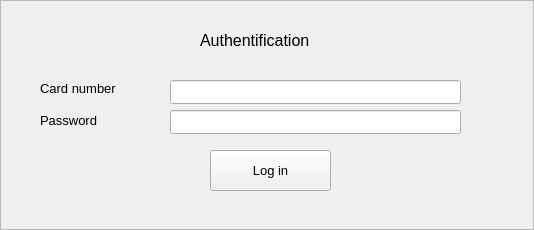
This is GUI/AuthFrame.ui in i800/BankClient as Qt 5 draws it before an edit. The edited form follows.
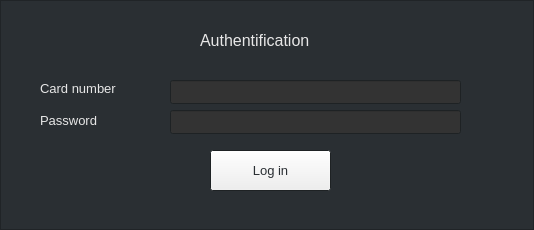
This is the edited form.

```diff
--- a/GUI/AuthFrame.ui
+++ b/GUI/AuthFrame.ui
@@ -10,6 +10,178 @@
     <height>230</height>
    </rect>
   </property>
+  <property name="palette">
+   <palette>
+    <active>
+     <colorrole role="WindowText">
+      <brush brushstyle="SolidPattern">
+       <color alpha="255">
+        <red>231</red>
+        <green>231</green>
+        <blue>231</blue>
+       </color>
+      </brush>
+     </colorrole>
+     <colorrole role="Dark">
+      <brush brushstyle="SolidPattern">
+       <color alpha="255">
+        <red>228</red>
+        <green>236</green>
+        <blue>242</blue>
+       </color>
+      </brush>
+     </colorrole>
+     <colorrole role="Text">
+      <brush brushstyle="SolidPattern">
+       <color alpha="255">
+        <red>228</red>
+        <green>236</green>
+        <blue>242</blue>
+       </color>
+      </brush>
+     </colorrole>
+     <colorrole role="ButtonText">
+      <brush brushstyle="SolidPattern">
+       <color alpha="255">
+        <red>42</red>
+        <green>47</green>
+        <blue>51</blue>
+       </color>
+      </brush>
+     </colorrole>
+     <colorrole role="Base">
+      <brush brushstyle="SolidPattern">
+       <color alpha="255">
+        <red>51</red>
+        <green>51</green>
+        <blue>51</blue>
+       </color>
+      </brush>
+     </colorrole>
+     <colorrole role="Window">
+      <brush brushstyle="SolidPattern">
+       <color alpha="255">
+        <red>42</red>
+        <green>47</green>
+        <blue>51</blue>
+       </color>
+      </brush>
+     </colorrole>
+    </active>
+    <inactive>
+     <colorrole role="WindowText">
+      <brush brushstyle="SolidPattern">
+       <color alpha="255">
+        <red>231</red>
+        <green>231</green>
+        <blue>231</blue>
+       </color>
+      </brush>
+     </colorrole>
+     <colorrole role="Dark">
+      <brush brushstyle="SolidPattern">
+       <color alpha="255">
+        <red>228</red>
+        <green>236</green>
+        <blue>242</blue>
+       </color>
+      </brush>
+     </colorrole>
+     <colorrole role="Text">
+      <brush brushstyle="SolidPattern">
+       <color alpha="255">
+        <red>228</red>
+        <green>236</green>
+        <blue>242</blue>
+       </color>
+      </brush>
+     </colorrole>
+     <colorrole role="ButtonText">
+      <brush brushstyle="SolidPattern">
+       <color alpha="255">
+        <red>42</red>
+        <green>47</green>
+        <blue>51</blue>
+       </color>
+      </brush>
+     </colorrole>
+     <colorrole role="Base">
+      <brush brushstyle="SolidPattern">
+       <color alpha="255">
+        <red>51</red>
+        <green>51</green>
+        <blue>51</blue>
+       </color>
+      </brush>
+     </colorrole>
+     <colorrole role="Window">
+      <brush brushstyle="SolidPattern">
+       <color alpha="255">
+        <red>42</red>
+        <green>47</green>
+        <blue>51</blue>
+       </color>
+      </brush>
+     </colorrole>
+    </inactive>
+    <disabled>
+     <colorrole role="WindowText">
+      <brush brushstyle="SolidPattern">
+       <color alpha="255">
+        <red>228</red>
+        <green>236</green>
+        <blue>242</blue>
+       </color>
+      </brush>
+     </colorrole>
+     <colorrole role="Dark">
+      <brush brushstyle="SolidPattern">
+       <color alpha="255">
+        <red>228</red>
+        <green>236</green>
+        <blue>242</blue>
+       </color>
+      </brush>
+     </colorrole>
+     <colorrole role="Text">
+      <brush brushstyle="SolidPattern">
+       <color alpha="255">
+        <red>228</red>
+        <green>236</green>
+        <blue>242</blue>
+       </color>
+      </brush>
+     </colorrole>
+     <colorrole role="ButtonText">
+      <brush brushstyle="SolidPattern">
+       <color alpha="255">
+        <red>228</red>
+        <green>236</green>
+        <blue>242</blue>
+       </color>
+      </brush>
+     </colorrole>
+     <colorrole role="Base">
+      <brush brushstyle="SolidPattern">
+       <color alpha="255">
+        <red>42</red>
+        <green>47</green>
+        <blue>51</blue>
+       </color>
+      </brush>
+     </colorrole>
+     <colorrole role="Window">
+      <brush brushstyle="SolidPattern">
+       <color alpha="255">
+        <red>42</red>
+        <green>47</green>
+        <blue>51</blue>
+       </color>
+      </brush>
+     </colorrole>
+    </disabled>
+   </palette>
+  </property>
   <property name="windowTitle">
    <string>Frame</string>
   </property>
```
